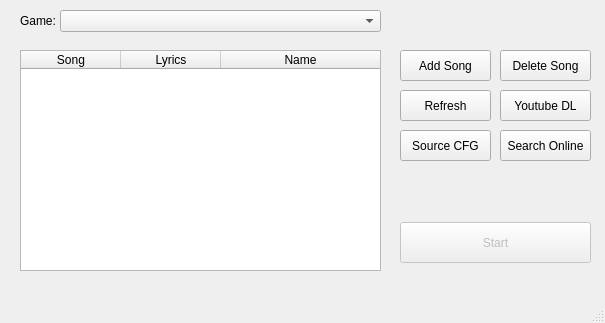
Before: the Qt Designer form src/mainwindow.ui in Catishere/karaoke-master, drawn with Qt 5.
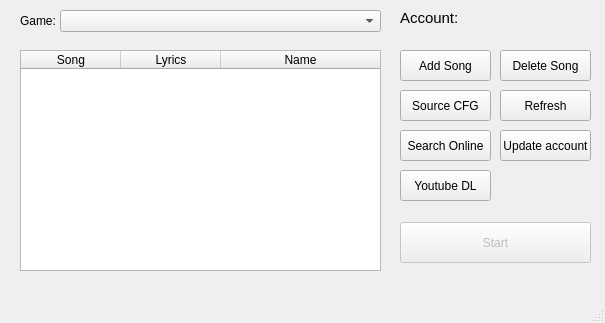
After: the same form once the commit is applied.

Commit message: Added account userdata autodetect

```diff
--- a/src/mainwindow.ui
+++ b/src/mainwindow.ui
@@ -94,7 +94,7 @@
    <widget class="QPushButton" name="refreshButton">
     <property name="geometry">
      <rect>
-      <x>400</x>
+      <x>500</x>
       <y>90</y>
       <width>91</width>
       <height>31</height>
@@ -108,7 +108,7 @@
     <property name="geometry">
      <rect>
       <x>400</x>
-      <y>130</y>
+      <y>90</y>
       <width>91</width>
       <height>31</height>
      </rect>
@@ -199,7 +199,7 @@
    <widget class="QPushButton" name="searchOnlineButton">
     <property name="geometry">
      <rect>
-      <x>500</x>
+      <x>400</x>
       <y>130</y>
       <width>91</width>
       <height>31</height>
@@ -212,8 +212,8 @@
    <widget class="QPushButton" name="youtubeButton">
     <property name="geometry">
      <rect>
-      <x>500</x>
-      <y>90</y>
+      <x>400</x>
+      <y>170</y>
       <width>91</width>
       <height>31</height>
      </rect>
@@ -245,6 +245,50 @@
      <string>Game:</string>
     </property>
    </widget>
+   <widget class="QPushButton" name="updateAccountButton">
+    <property name="geometry">
+     <rect>
+      <x>500</x>
+      <y>130</y>
+      <width>91</width>
+      <height>31</height>
+     </rect>
+    </property>
+    <property name="text">
+     <string>Update account</string>
+    </property>
+   </widget>
+   <widget class="QLabel" name="accountLabel">
+    <property name="geometry">
+     <rect>
+      <x>400</x>
+      <y>10</y>
+      <width>61</width>
+      <height>16</height>
+     </rect>
+    </property>
+    <property name="font">
+     <font>
+      <pointsize>11</pointsize>
+     </font>
+    </property>
+    <property name="text">
+     <string>Account:</string>
+    </property>
+   </widget>
+   <widget class="QLabel" name="account">
+    <property name="geometry">
+     <rect>
+      <x>400</x>
+      <y>26</y>
+      <width>191</width>
+      <height>20</height>
+     </rect>
+    </property>
+    <property name="text">
+     <string/>
+    </property>
+   </widget>
   </widget>
   <widget class="QMenuBar" name="menuBar">
    <property name="geometry">
```
The commit also changes 6 other files.
